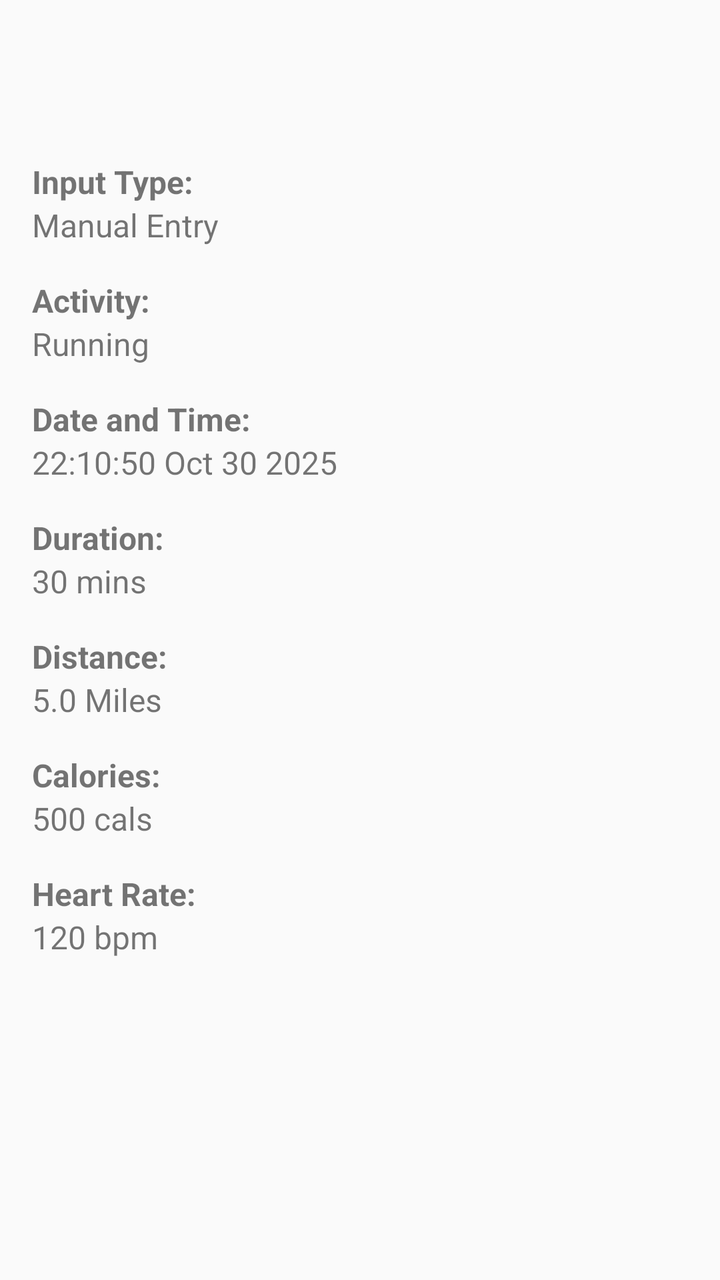
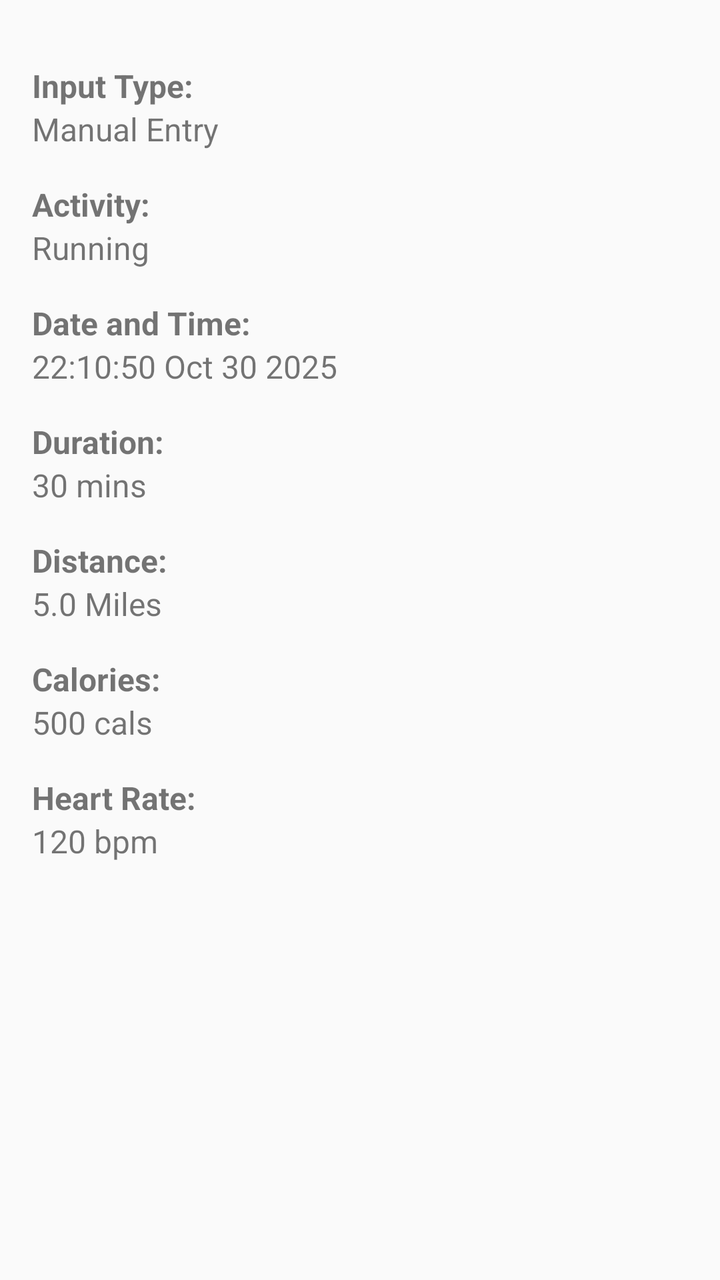

The first picture is an Android layout as it rendered before a commit; the second is the same layout after the commit. The layout source and the unified diff follow.
<!-- AndroidManifest.xml: activity theme Theme.Kunlong_He_MyRuns3 -->
<!-- res/layout/activity_display_entry.xml -->
<?xml version="1.0" encoding="utf-8"?>
<ScrollView xmlns:android="http://schemas.android.com/apk/res/android"
    android:layout_width="match_parent"
    android:layout_height="match_parent"
    android:fillViewport="true"
    android:fitsSystemWindows="true"
    android:clipToPadding="false"
    android:paddingTop="?attr/actionBarSize"
    android:paddingBottom="16dp">

    <LinearLayout
        android:layout_width="match_parent"
        android:layout_height="wrap_content"
        android:orientation="vertical"
        android:padding="16dp">

        <LinearLayout
            android:layout_width="match_parent"
            android:layout_height="wrap_content"
            android:orientation="vertical"
            android:paddingVertical="8dp">
            <TextView
                android:layout_width="match_parent"
                android:layout_height="wrap_content"
                android:text="Input Type:"
                android:textStyle="bold"
                android:textSize="16sp" />
            <TextView
                android:id="@+id/tv_input_type"
                android:layout_width="match_parent"
                android:layout_height="wrap_content"
                android:text="Manual Entry"
                android:textSize="16sp" />
        </LinearLayout>

        <LinearLayout
            android:layout_width="match_parent"
            android:layout_height="wrap_content"
            android:orientation="vertical"
            android:paddingVertical="8dp">
            <TextView
                android:layout_width="match_parent"
                android:layout_height="wrap_content"
                android:text="Activity:"
                android:textStyle="bold"
                android:textSize="16sp" />
            <TextView
                android:id="@+id/tv_activity_type"
                android:layout_width="match_parent"
                android:layout_height="wrap_content"
                android:text="Running"
                android:textSize="16sp" />
        </LinearLayout>

        <LinearLayout
            android:layout_width="match_parent"
            android:layout_height="wrap_content"
            android:orientation="vertical"
            android:paddingVertical="8dp">
            <TextView
                android:layout_width="match_parent"
                android:layout_height="wrap_content"
                android:text="Date and Time:"
                android:textStyle="bold"
                android:textSize="16sp" />
            <TextView
                android:id="@+id/tv_date_time"
                android:layout_width="match_parent"
                android:layout_height="wrap_content"
                android:text="22:10:50 Oct 30 2025"
                android:textSize="16sp" />
        </LinearLayout>

        <LinearLayout
            android:layout_width="match_parent"
            android:layout_height="wrap_content"
            android:orientation="vertical"
            android:paddingVertical="8dp">
            <TextView
                android:layout_width="match_parent"
                android:layout_height="wrap_content"
                android:text="Duration:"
                android:textStyle="bold"
                android:textSize="16sp" />
            <TextView
                android:id="@+id/tv_duration"
                android:layout_width="match_parent"
                android:layout_height="wrap_content"
                android:text="30 mins"
                android:textSize="16sp" />
        </LinearLayout>

        <LinearLayout
            android:layout_width="match_parent"
            android:layout_height="wrap_content"
            android:orientation="vertical"
            android:paddingVertical="8dp">
            <TextView
                android:layout_width="match_parent"
                android:layout_height="wrap_content"
                android:text="Distance:"
                android:textStyle="bold"
                android:textSize="16sp" />
            <TextView
                android:id="@+id/tv_distance"
                android:layout_width="match_parent"
                android:layout_height="wrap_content"
                android:text="5.0 Miles"
                android:textSize="16sp" />
        </LinearLayout>

        <LinearLayout
            android:layout_width="match_parent"
            android:layout_height="wrap_content"
            android:orientation="vertical"
            android:paddingVertical="8dp">
            <TextView
                android:layout_width="match_parent"
                android:layout_height="wrap_content"
                android:text="Calories:"
                android:textStyle="bold"
                android:textSize="16sp" />
            <TextView
                android:id="@+id/tv_calories"
                android:layout_width="match_parent"
                android:layout_height="wrap_content"
                android:text="500 cals"
                android:textSize="16sp" />
        </LinearLayout>

        <LinearLayout
            android:layout_width="match_parent"
            android:layout_height="wrap_content"
            android:orientation="vertical"
            android:paddingVertical="8dp">
            <TextView
                android:layout_width="match_parent"
                android:layout_height="wrap_content"
                android:text="Heart Rate:"
                android:textStyle="bold"
                android:textSize="16sp" />
            <TextView
                android:id="@+id/tv_heart_rate"
                android:layout_width="match_parent"
                android:layout_height="wrap_content"
                android:text="120 bpm"
                android:textSize="16sp" />
        </LinearLayout>

    </LinearLayout>
</ScrollView>
<!-- resources referenced by this layout -->
<resources>
  <style name="Theme.Kunlong_He_MyRuns3" parent="Theme.AppCompat.Light.DarkActionBar">
          <item name="colorPrimary">@color/gray_500</item>
          <item name="colorPrimaryDark">@color/gray_700</item>
          <item name="colorAccent">@color/teal_200</item>
      </style>
  <color name="gray_500">#FF607D8B</color>
  <color name="gray_700">#FF455A64</color>
  <color name="teal_200">#FF03DAC5</color>
</resources>

<!-- the commit's change to res/layout/activity_display_entry.xml (unified diff, before → after) -->
@@ -5,7 +5,7 @@
     android:fillViewport="true"
     android:fitsSystemWindows="true"
     android:clipToPadding="false"
-    android:paddingTop="?attr/actionBarSize"
+    android:paddingTop="8dp"
     android:paddingBottom="16dp">
 
     <LinearLayout
